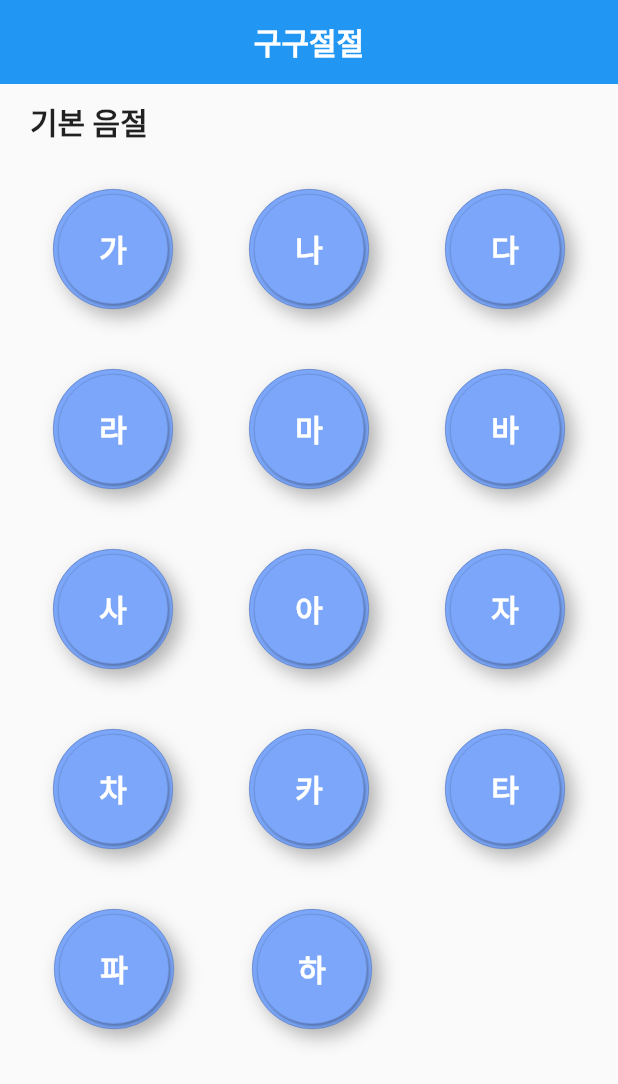
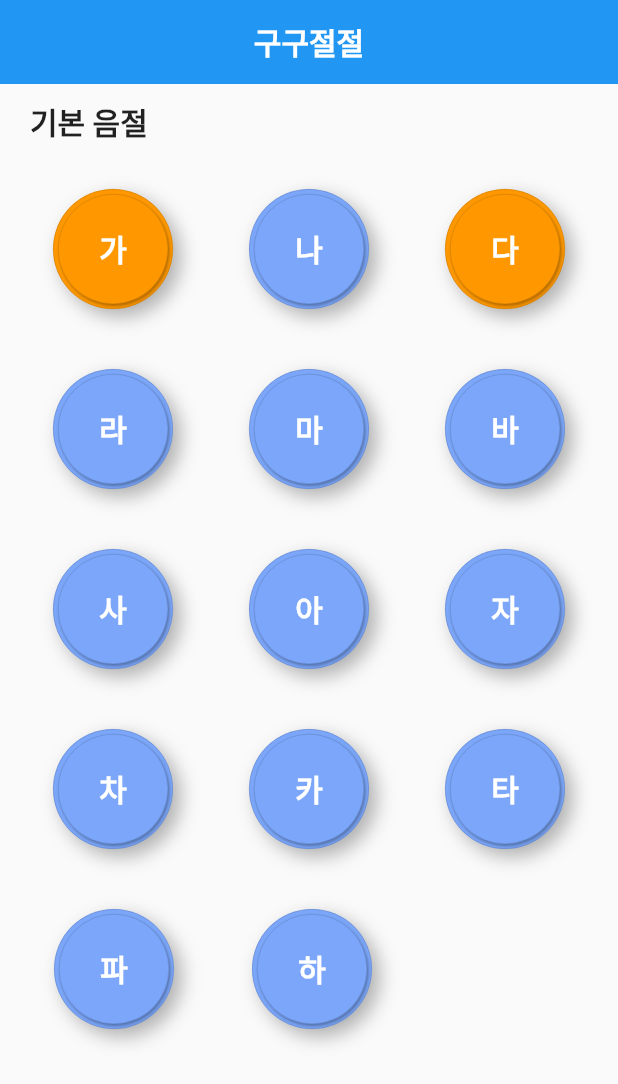
Before and after one commit to SeungAhSon/mirinae_gugu, a Flutter app: the screen it shows after launch, on a phone screen of 412 x 824 dp. Shown: the top 1084 px of the screen. Run offline on Flutter 3.47's test engine with Material 2 defaults, Android fonts, the phone set to English and light mode, and no system bars; our stand-ins replace camera, firebase_auth, firebase_core, get, google_sign_in, rxdart and 2 more; missing offline and left inert: google_speech, sound_stream; accounts and stored records are empty; project files that could hold a hidden picture were left out.

Commit message:
연동 및 푸시

```diff
--- a/lib/main.dart
+++ b/lib/main.dart
@@ -7,7 +7,7 @@ import 'package:flutter/rendering.dart';
 import 'package:flutter/services.dart';
 import 'package:get/get.dart';
 import 'package:mirinae_gugu/video/src/controller/YoutubeDetailController.dart';
-import 'package:mirinae_gugu/video/src/models/camera.dart';
+
 import 'package:mirinae_gugu/video/src/pages/5_0_Basic_Syllable.dart';
 import 'package:mirinae_gugu/video/src/pages/Video_0_01.dart';
 import 'package:mirinae_gugu/video/src/repository/Youtube_Repository.dart';
--- a/lib/video/src/pages/5_0_Basic_Syllable.dart
+++ b/lib/video/src/pages/5_0_Basic_Syllable.dart
@@ -1,12 +1,30 @@
+import 'package:camera/camera.dart';
 import 'package:flutter/cupertino.dart';
 import 'package:flutter/material.dart';
 import 'package:mirinae_gugu/video/src/pages/Video_0_02.dart';
+
 import 'package:mirinae_gugu/video/src/widget/learn_level_button.dart';
 import 'package:mirinae_gugu/video/src/pages/Video_0_01.dart';
 
+import 'favorite_global.dart';
 
 
-class Syllable extends StatelessWidget{
+
+List<CameraDescription> cameras = List.empty(growable: true);//카메라
+
+
+
+
+
+class Syllable extends StatefulWidget {
+
+
+  @override
+  _Syllable createState() => _Syllable();
+}
+
+class _Syllable extends State<Syllable>{
+
   @override
   Widget build(BuildContext context){
     WidgetsFlutterBinding.ensureInitialized();
@@ -29,18 +47,20 @@ class Syllable extends StatelessWidget{
             mainAxisAlignment: MainAxisAlignment.spaceAround,
             children: <Widget>[
                 LearnLevelButton(
+                  color: favoriteButton_0_01 ? Colors.orange : Color(0xff7ba6f9),
                   text: '가',
                   onTap: () async {
-                      await Navigator.push(context, MaterialPageRoute(builder: (context){
+
+                      await Navigator.pushReplacement(context, MaterialPageRoute(builder: (context){
                         return Video0_01();
                       }));
                   },
                   ),
                 LearnLevelButton(
+                  color: favoriteButton_0_02 ? Colors.orange : Color(0xff7ba6f9),
                   text: '나',
                   onTap: () async {
-                    await Navigator.push(
-                        context, MaterialPageRoute(builder: (context) {
+                    await Navigator.pushReplacement(context, MaterialPageRoute(builder: (context) {
                       return Video0_02();
                       //Level newLevel = await gameBloc.setLevel(index + 1);
                       //Navigator.of(context).push(GamePage.route(newLevel));
@@ -49,7 +69,10 @@ class Syllable extends StatelessWidget{
                 ),
                 LearnLevelButton(
                   text: '다',
+                  color:Colors.orange,
                   onTap: () async {
+                    print(favoriteButton_0_01);
+                    print(favoriteButton_0_02);
                     //Level newLevel = await gameBloc.setLevel(index + 1);
                     //Navigator.of(context).push(GamePage.route(newLevel));
                   },
@@ -60,10 +83,12 @@ class Syllable extends StatelessWidget{
               mainAxisAlignment: MainAxisAlignment.spaceAround,
               children: <Widget>[
                 LearnLevelButton(
+                    color:Color(0xff7ba6f9).withOpacity(1),
                     text: '라',
                     onTap: () async {}
                 ),
                 LearnLevelButton(
+                  color:Color(0xff7ba6f9).withOpacity(1),
                   text: '마',
                   onTap: () async {
                     //Level newLevel = await gameBloc.setLevel(index + 1);
@@ -71,6 +96,7 @@ class Syllable extends StatelessWidget{
                   },
                 ),
                 LearnLevelButton(
+                  color:Color(0xff7ba6f9).withOpacity(1),
                   text: '바',
                   onTap: () async {
                     //Level newLevel = await gameBloc.setLevel(index + 1);
@@ -83,10 +109,12 @@ class Syllable extends StatelessWidget{
               mainAxisAlignment: MainAxisAlignment.spaceAround,
               children: <Widget>[
                 LearnLevelButton(
+                    color:Color(0xff7ba6f9).withOpacity(1),
                     text: '사',
                     onTap: () async {}
                 ),
                 LearnLevelButton(
+                  color:Color(0xff7ba6f9).withOpacity(1),
                   text: '아',
                   onTap: () async {
                     //Level newLevel = await gameBloc.setLevel(index + 1);
@@ -94,6 +122,7 @@ class Syllable extends StatelessWidget{
                   },
                 ),
                 LearnLevelButton(
+                  color:Color(0xff7ba6f9).withOpacity(1),
                   text: '자',
                   onTap: () async {
                     //Level newLevel = await gameBloc.setLevel(index + 1);
@@ -106,10 +135,12 @@ class Syllable extends StatelessWidget{
               mainAxisAlignment: MainAxisAlignment.spaceAround,
               children: <Widget>[
                 LearnLevelButton(
+                    color:Color(0xff7ba6f9).withOpacity(1),
                     text: '차',
                     onTap: () async {}
                 ),
                 LearnLevelButton(
+                  color:Color(0xff7ba6f9).withOpacity(1),
                   text: '카',
                   onTap: () async {
                     //Level newLevel = await gameBloc.setLevel(index + 1);
@@ -117,6 +148,7 @@ class Syllable extends StatelessWidget{
                   },
                 ),
                 LearnLevelButton(
+                  color:Color(0xff7ba6f9).withOpacity(1),
                   text: '타',
                   onTap: () async {
                     //Level newLevel = await gameBloc.setLevel(index + 1);
@@ -129,10 +161,12 @@ class Syllable extends StatelessWidget{
               mainAxisAlignment:  MainAxisAlignment.spaceAround,
               children: <Widget>[
                 LearnLevelButton(
+                    color:Color(0xff7ba6f9).withOpacity(1),
                     text: '파',
                     onTap: () async {}
                 ),
                 LearnLevelButton(
+                  color:Color(0xff7ba6f9).withOpacity(1),
                   text: '하',
                   onTap: () async {
                     //Level newLevel = await gameBloc.setLevel(index + 1);
@@ -149,4 +183,11 @@ class Syllable extends StatelessWidget{
       )
     );
   }
+
+
+
+
+
+
+
 }
--- /dev/null
+++ b/lib/video/src/pages/favorite_global.dart
@@ -0,0 +1,5 @@
+library mirinae_gugu.globals;
+
+
+bool favoriteButton_0_01 = true;
+bool favoriteButton_0_02 = false;
--- a/lib/video/src/widget/learn_level_button.dart
+++ b/lib/video/src/widget/learn_level_button.dart
@@ -7,9 +7,10 @@ class LearnLevelButton extends StatelessWidget {
     this.width = 80.0,
     this.height = 80.0,
     this.borderRadius = 50.0,
-    required this.onTap,
+    required this.onTap, required this.color,
   }) : super(key: key);
 
+  final color;
   final String text;
   final VoidCallback onTap;
   final double width;
@@ -24,10 +25,16 @@ class LearnLevelButton extends StatelessWidget {
       colors: [
         //Color(0xff9cbbf6),
         //Color(0xff9cbbf6),linkwell
-        Color(0xff7ba6f9),
-        Color(0xff7ba6f9),
+
+        //Color(0xff7ba6f9),
+        color,
+        color,
+
       ],
     );
+
+
+
 
     return InkWell(
       onTap: onTap,
@@ -44,9 +51,10 @@ class LearnLevelButton extends StatelessWidget {
             decoration: BoxDecoration(
               color: Colors.white,
               borderRadius: BorderRadius.circular(borderRadius),
+
               border: Border.all(
                 width: 0.3,
-                color: Colors.black38,
+                color: Colors.black26,
               ),
               boxShadow: [
                 BoxShadow(
--- a/pubspec.yaml
+++ b/pubspec.yaml
@@ -42,6 +42,7 @@ dependencies:
   # Add the dependencies for any other Firebase products you want to use in your app
   # For example, to use Firebase Authentication and Cloud Firestore
   #firebase_auth: ^0.16.1
+  pull_to_refresh: ^1.1.6
 
   firebase_storage: ^8.0.3
   firebase_core: ^1.3.0
```
Also changed, not shown: lib/video/src/models/camera.dart (deleted, +0 -76 lines), lib/video/src/pages/Video_0_01.dart (+30 -12 lines), lib/video/src/pages/Video_0_02.dart (+38 -18 lines), pubspec.lock.
